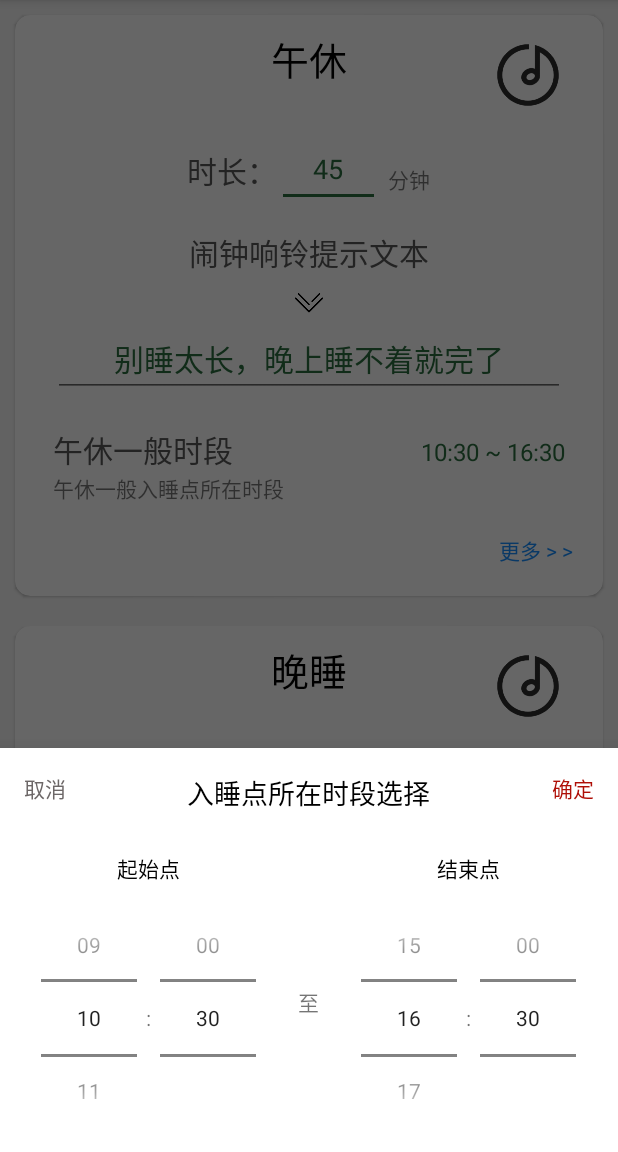
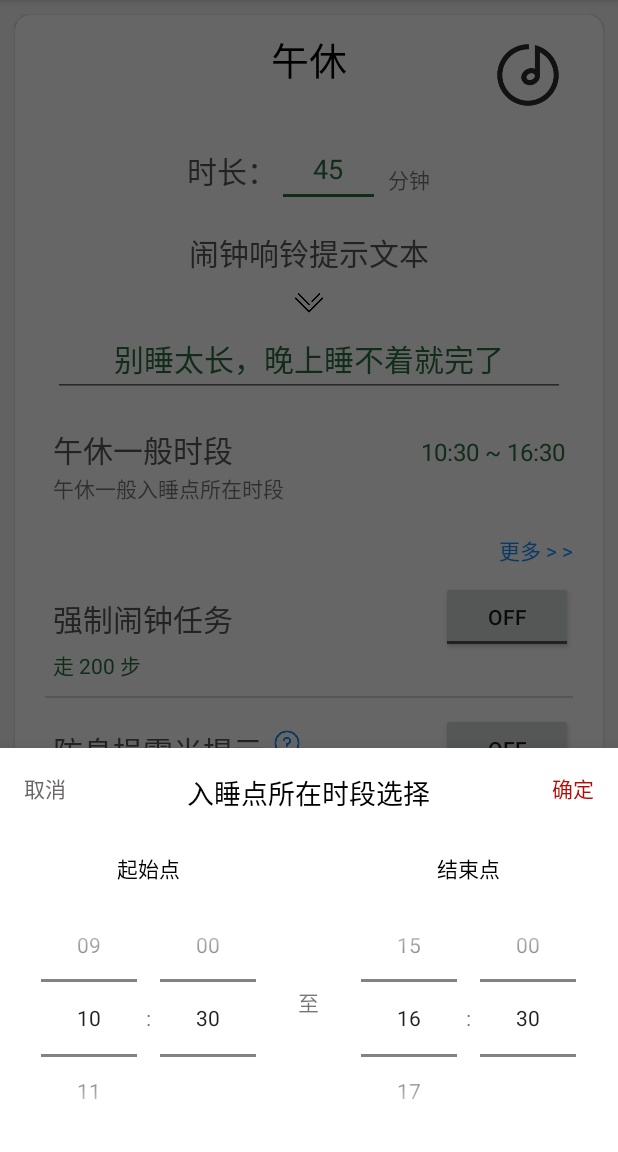
Before and after one commit to Huaguang-XinZhe/YidianClock, an Android app: the SettingActivity screen opened directly, with no data from a screen before it, after a tap on "午休一般时段", on a phone screen of 412 x 824 dp, the part 84-1236 px from its top. Run offline under Robolectric (Android 15) with nearby library versions, the light colour scheme and no system bars; libraries missing offline, so code that uses them is left out: com.permissionx.guolindev.

Commit message:
完善震光提示，修复时段选择器的一个bug

```diff
--- a/app/src/main/AndroidManifest.xml
+++ b/app/src/main/AndroidManifest.xml
@@ -8,6 +8,7 @@
     <uses-permission android:name="com.android.alarm.permission.SET_ALARM" /> <!-- 设置闹钟所需 -->
     <uses-permission android:name="android.permission.READ_EXTERNAL_STORAGE" /> <!-- 获取本机音乐所需权限 -->
     <uses-permission android:name="android.permission.WAKE_LOCK" />
+    <uses-permission android:name="com.huawei.permission.external_app_settings.USE_COMPONENT"/><!-- 这是华为手机申请跳转自启页面所需条件  -->
 
     <application
         android:name=".MyApplication"
--- a/app/src/main/java/com/example/yidianClock/MyUtils.java
+++ b/app/src/main/java/com/example/yidianClock/MyUtils.java
@@ -22,10 +22,19 @@ import java.util.Date;
 import java.util.Locale;
 
 public class MyUtils {
+    @SuppressLint("StaticFieldLeak")
+    private static MyUtils myUtils;
     private final Context context;
 
-    public MyUtils(Context context) {
+    private MyUtils(Context context) {
         this.context = context;
+    }
+
+    public static MyUtils getInstance(Context context) {
+        if (myUtils == null) {
+            myUtils = new MyUtils(context);
+        }
+        return myUtils;
     }
 
     public static String getCurrentTime() {
--- a/app/src/main/java/com/example/yidianClock/YDAlarm.java
+++ b/app/src/main/java/com/example/yidianClock/YDAlarm.java
@@ -215,7 +215,7 @@ public class YDAlarm {
         //设置闹钟响铃时震动
         intent.putExtra(AlarmClock.EXTRA_VIBRATE, true);
 
-        boolean isMoreAndCloseTo = new MyUtils(context).isMoreAndCloseTo(
+        boolean isMoreAndCloseTo = MyUtils.getInstance(context).isMoreAndCloseTo(
                 new TimePoint(sp.getString("limitAlarmTime", "0:0")));
         //设置了闲娱限止且不临近，才会跳转显示
         if (sp.getBoolean("isLimitAlarmSet", false) && !isMoreAndCloseTo) {
--- a/app/src/main/java/com/example/yidianClock/activity/EmptyActivity.java
+++ b/app/src/main/java/com/example/yidianClock/activity/EmptyActivity.java
@@ -42,7 +42,7 @@ public class EmptyActivity extends AppCompatActivity {
         Log.i("getSongsList", "onCreate执行！");
 
         //保持CPU持续运转
-        new MyUtils(this).wakeUp(2);
+        MyUtils.getInstance(this).wakeUp(2);
 
         //在这里进行震动和闪光提示
         //震动一次
--- a/app/src/main/java/com/example/yidianClock/activity/MainActivity.java
+++ b/app/src/main/java/com/example/yidianClock/activity/MainActivity.java
@@ -7,6 +7,7 @@ import android.content.SharedPreferences;
 import android.os.Build;
 import android.os.Bundle;
 import android.os.Vibrator;
+import android.provider.Settings;
 import android.util.Log;
 import android.view.Window;
 import android.view.WindowManager;
--- a/app/src/main/java/com/example/yidianClock/picker/MyPeriodPicker.java
+++ b/app/src/main/java/com/example/yidianClock/picker/MyPeriodPicker.java
@@ -4,6 +4,7 @@ import android.annotation.SuppressLint;
 import android.content.Context;
 import android.content.res.Resources;
 import android.os.Build;
+import android.util.Log;
 import android.view.LayoutInflater;
 import android.view.View;
 import android.widget.NumberPicker;
@@ -78,8 +79,8 @@ public class MyPeriodPicker {
             endTimePicker.setHour(endHour);
             endTimePicker.setMinute(endMinute); //设置当前分（0-59）
             //使分钟部分30分钟，30分钟的显示
-            set30Display(startTimePicker);
-            set30Display(endTimePicker);
+            set30Display(startTimePicker, true);
+            set30Display(endTimePicker, false);
         }
 
         bottomSheetDialog.show();
@@ -89,6 +90,8 @@ public class MyPeriodPicker {
             startHour = hourOfDay;
             startMinute = minute;
             isStartSet = true;
+
+            Log.i("getSongsList", "startHour = " + startHour + "，startMinute = " + startMinute);
 
             //根据用户设置的起始点，重新预设结束点
             int hour = getStartHour() + 3;
@@ -104,6 +107,8 @@ public class MyPeriodPicker {
         endTimePicker.setOnTimeChangedListener((view, hourOfDay, minute) -> {
             endHour = hourOfDay;
             endMinute = minute;
+
+            Log.i("getSongsList", "endHour = " + endHour + "，endMinute = " + endMinute);
 
             //如果用户没设置起始点，一开始就来设置结束点的话，那就倒推预设起始点
             int hour = getEndHour() - 3;
@@ -187,8 +192,9 @@ public class MyPeriodPicker {
     /**
      * 将分钟选择器部分按30分钟间隔显示
      * @param picker TimePicker对象
+     * @param isStartTime 专门为解决分钟转动不触发时间改变问题而设立，用于开始和结束的判断
      */
-    private void set30Display(TimePicker picker) {
+    private void set30Display(TimePicker picker, boolean isStartTime) {
         String[] displayArr = {"00", "30"};
         NumberPicker minutePicker;
         View minute = picker.findViewById(Resources.getSystem().
@@ -200,9 +206,16 @@ public class MyPeriodPicker {
             minutePicker.setMinValue(0);
             minutePicker.setMaxValue(1);
             minutePicker.setDisplayedValues(displayArr);
-
-            //使分钟部分转动，小时部分不转
-            minutePicker.setOnValueChangedListener(null);
+            //使分钟部分转动，小时部分不转（如果直接传入null，将会导致分钟转动不触发时间改变）
+            minutePicker.setOnValueChangedListener((picker1, oldVal, newVal) -> {
+                Log.i("getSongsList", "newVal = " + newVal);
+                //解决分钟转动不触发时间改变监听的问题
+                if (isStartTime) {
+                    startMinute = newVal;
+                } else {
+                    endMinute = newVal;
+                }
+            });
 
         }
     }
--- a/app/src/main/java/com/example/yidianClock/receiver/UnlockReceiver.java
+++ b/app/src/main/java/com/example/yidianClock/receiver/UnlockReceiver.java
@@ -23,7 +23,7 @@ public class UnlockReceiver extends BroadcastReceiver {
         Log.i("TestTag", "解锁啦！");
         SharedPreferences sp = context.getSharedPreferences("sp", Context.MODE_PRIVATE);
         String targetAlarmTime = sp.getString("targetAlarmTime", "0:0");
-        boolean isMoreAndCloseTo = new MyUtils(context).isMoreAndCloseTo(new TimePoint(targetAlarmTime));
+        boolean isMoreAndCloseTo = MyUtils.getInstance(context).isMoreAndCloseTo(new TimePoint(targetAlarmTime));
         //为应对在闲娱限止时段内解锁手机，而引起的列表弹出，故增加一个判断条件
         String limitAlarmTime = sp.getString("limitAlarmTime", "0:0");
         boolean isBeforeLimit = new TimePoint(MyUtils.getCurrentTime())
--- a/app/src/main/res/layout/item_setting.xml
+++ b/app/src/main/res/layout/item_setting.xml
@@ -171,7 +171,7 @@
             android:layout_width="match_parent"
             android:layout_height="wrap_content"
             android:orientation="vertical"
-            android:visibility="gone">
+            >
 
             <RelativeLayout
                 android:id="@+id/alarmTask_layout"
@@ -237,6 +237,20 @@
                     android:layout_alignParentStart="true"
                     android:layout_marginStart="15dp"
                     android:textColor="@color/gray_time_length"/>
+
+                <ImageView
+                    android:id="@+id/shockLightBugHelp_IV"
+                    android:layout_width="40dp"
+                    android:layout_height="40dp"
+                    android:paddingTop="10dp"
+                    android:paddingBottom="10dp"
+                    android:paddingEnd="10dp"
+                    android:paddingStart="2dp"
+                    android:src="@drawable/help"
+                    android:layout_toEndOf="@id/isShockView"
+                    android:clickable="true"
+                    android:focusable="true"
+                    android:background="?android:attr/selectableItemBackground"/>
 
                 <TextView
                     android:layout_width="wrap_content"
--- a/app/src/main/res/values/strings.xml
+++ b/app/src/main/res/values/strings.xml
@@ -7,7 +7,7 @@
     <string name="isShockView">防息损震光提示</string>
     <string name="todo">TODO</string>
     <string name="shockAlarm_Introduce">息损：因无法入睡而造成的损失\n开启此项设置将会在目标闹钟前另设一个震光提示（震一次闪三次，建议睡前将手机背放）。\n睡眠一直不错的朋友可以忽略此项设置。</string>
-    <string name="shockIntervalView">震动间隔（闹铃时长）</string>
+    <string name="shockIntervalView">震光间隔（闹铃时长）</string>
     <string name="shockInterval_Default_30">默认 30</string>
     <string name="lunchPOT">午休一般时段</string>
     <string name="lunchPOT_Default">默认：10:30 ~ 16:30</string>
```
Also changed, not shown: app/src/main/java/com/example/yidianClock/MobileInfoUtils.java (+16 -8 lines), app/src/main/java/com/example/yidianClock/activity/SettingActivity.java (+34 -3 lines), app/src/main/res/drawable/help.png (added).
